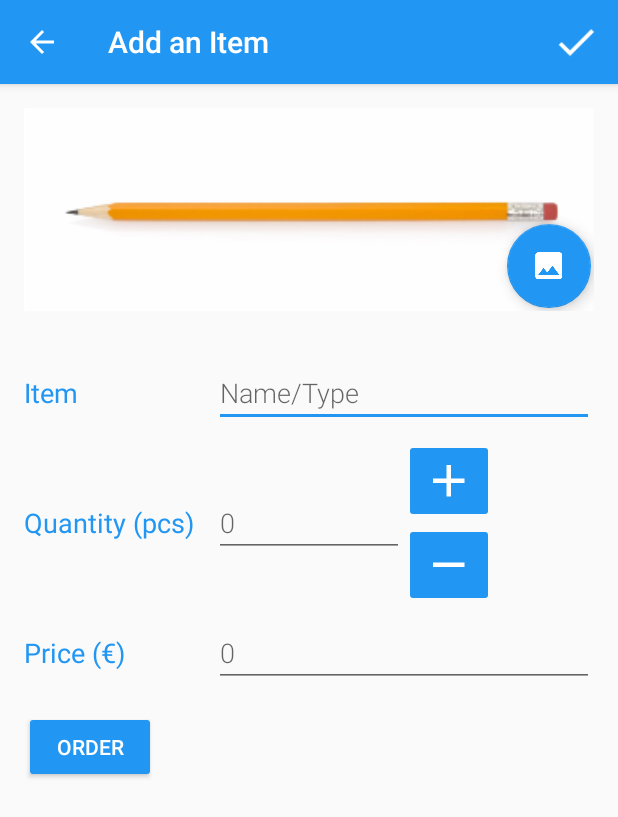
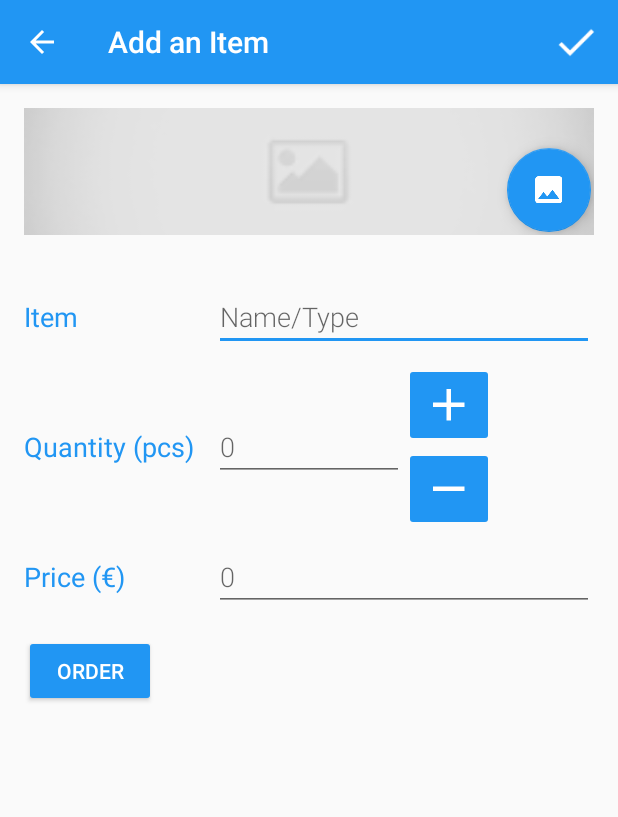
Before and after one commit to s1mq/Inventory-App, an Android app: the EditorActivity screen opened directly, with no data from a screen before it, on a phone screen of 412 x 824 dp. Shown: the top 817 px of the screen. Run offline under Robolectric (Android 15) with nearby library versions, the phone set to English and light mode, and no system bars.

Commit message:
Replace dummy item's image uri with a placeholder image stored in the application.

```diff
--- a/app/src/main/java/com/example/android/inventorius/CatalogActivity.java
+++ b/app/src/main/java/com/example/android/inventorius/CatalogActivity.java
@@ -88,7 +88,7 @@ public class CatalogActivity extends AppCompatActivity implements LoaderManager.
         values.put(ItemEntry.COLUMN_ITEM_NAME, "Pencil");
         values.put(ItemEntry.COLUMN_ITEM_QUANTITY, "5");
         values.put(ItemEntry.COLUMN_ITEM_PRICE, "25");
-        values.put(ItemEntry.COLUMN_ITEM_IMAGE, "content://com.android.providers.media.documents/document/image%3A57020");
+        values.put(ItemEntry.COLUMN_ITEM_IMAGE, "android.resource://com.example.android.inventorius/drawable/image_placeholder");
 
         // Insert a new row for pencil into the provider using the ContentResolver.
         // Use the {@link ItemEntry#CONTENT_URI} to indicate that we want to insert
--- a/app/src/main/res/layout/activity_editor.xml
+++ b/app/src/main/res/layout/activity_editor.xml
@@ -24,7 +24,7 @@
                 android:contentDescription="@string/content_desc_item_image"
                 android:maxHeight="200dp"
                 android:scaleType="centerCrop"
-                android:src="@drawable/pencil" />
+                android:src="@drawable/image_placeholder" />
 
             <android.support.design.widget.FloatingActionButton
                 android:id="@+id/fab_image"
```
Also changed, not shown: app/src/main/res/drawable-hdpi/image_placeholder.png (added), app/src/main/res/drawable-mdpi/image_placeholder.png (added), app/src/main/res/drawable-xhdpi/image_placeholder.png (added), app/src/main/res/drawable-xxhdpi/image_placeholder.png (added), app/src/main/res/drawable-xxxhdpi/image_placeholder.png (added).
